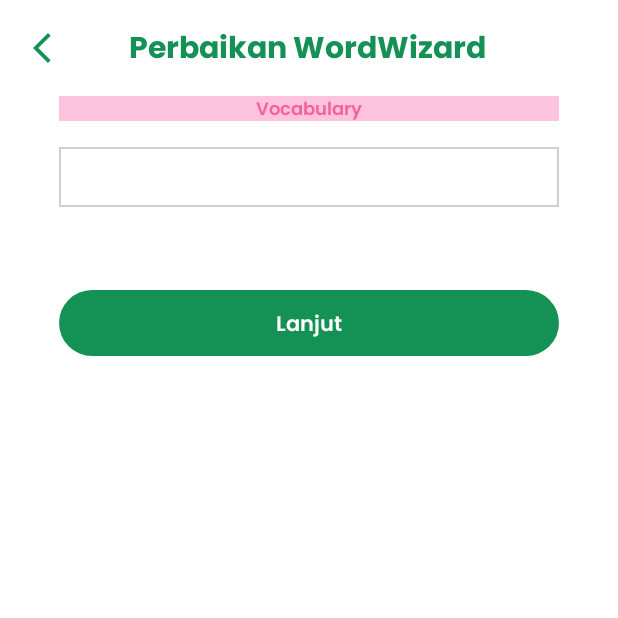
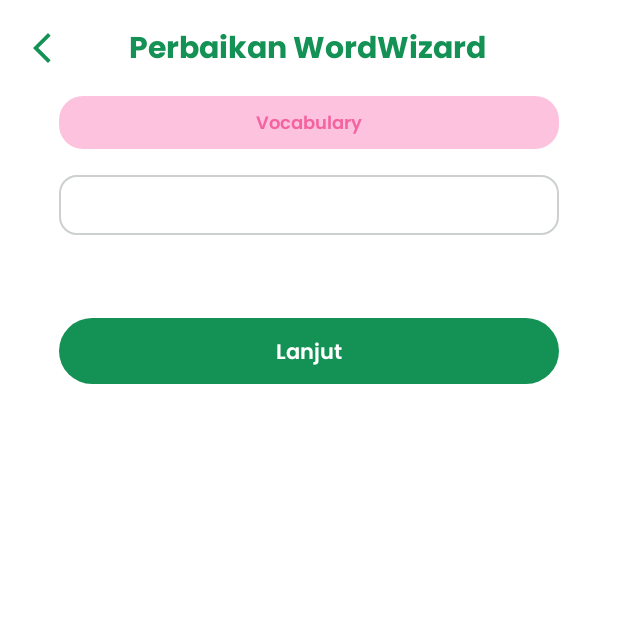
Before and after one commit to JamesKun21/lingoplay-app, an Android app built with Jetpack Compose: the composable ReportCardWordWizard called with empty values, on a phone screen of 412 x 824 dp, the top half of it. Run offline under Robolectric (Android 15) with nearby library versions, the phone set to English and light mode, and no system bars; our stand-ins replace Dagger/Hilt's generated code.

Commit message:
Fix: Report card word wizard

```diff
--- a/app/src/main/java/com/alexius/talktale/presentation/common/StoryCard.kt
+++ b/app/src/main/java/com/alexius/talktale/presentation/common/StoryCard.kt
@@ -20,6 +20,7 @@
 import androidx.compose.ui.Alignment
 import androidx.compose.ui.Modifier
 import androidx.compose.ui.draw.clip
+import androidx.compose.ui.layout.ContentScale
 import androidx.compose.ui.res.painterResource
 import androidx.compose.ui.text.font.FontWeight
 import androidx.compose.ui.tooling.preview.Preview
@@ -62,7 +63,8 @@
                 modifier = modifier
                     .size(70.dp)
                     .clip(CircleShape),
-                contentDescription = null
+                contentDescription = null,
+                contentScale = ContentScale.Crop
             )
 
             Spacer(modifier = modifier.width(12.dp))
--- a/app/src/main/java/com/alexius/talktale/presentation/report_card/ReportCardViewModel.kt
+++ b/app/src/main/java/com/alexius/talktale/presentation/report_card/ReportCardViewModel.kt
@@ -92,6 +92,8 @@
                 }
                 _listGrammarResponse.value = listResponseGrammar
                 _listVocabResponse.value = listResponseVocab
+                _uiStateGemini.value = UIState.Success("Success")
+                Log.d("ReportCardViewModel", "analyzeAnswers: ${listResponseGrammar.size} + ${listResponseVocab.size}")
             } catch (e: Exception) {
                 _uiStateGemini.value = UIState.Error(e.message ?: "Unknown error")
                 Log.d("ReportCardViewModel", "analyzeAnswers: ${e.message}")
--- a/app/src/main/java/com/alexius/talktale/presentation/report_card/components/ReportCardWordWIzard.kt
+++ b/app/src/main/java/com/alexius/talktale/presentation/report_card/components/ReportCardWordWIzard.kt
@@ -4,6 +4,7 @@
 import androidx.compose.foundation.border
 import androidx.compose.foundation.layout.Box
 import androidx.compose.foundation.layout.Column
+import androidx.compose.foundation.layout.Row
 import androidx.compose.foundation.layout.Spacer
 import androidx.compose.foundation.layout.fillMaxSize
 import androidx.compose.foundation.layout.fillMaxWidth
@@ -11,6 +12,7 @@
 import androidx.compose.foundation.layout.padding
 import androidx.compose.foundation.layout.systemBarsPadding
 import androidx.compose.foundation.rememberScrollState
+import androidx.compose.foundation.shape.RoundedCornerShape
 import androidx.compose.foundation.verticalScroll
 import androidx.compose.material3.HorizontalDivider
 import androidx.compose.material3.MaterialTheme
@@ -22,11 +24,13 @@
 import androidx.compose.ui.draw.clip
 import androidx.compose.ui.text.font.FontWeight
 import androidx.compose.ui.text.style.TextAlign
+import androidx.compose.ui.tooling.preview.Preview
 import androidx.compose.ui.unit.dp
 import com.alexius.core.domain.model.ReportCardAnalysis
 import com.alexius.talktale.presentation.assessment.components.HintText
 import com.alexius.talktale.presentation.common.MainButton
 import com.alexius.talktale.presentation.common.TopBarQuiz
+import com.alexius.talktale.presentation.home_screen.HomeScreen
 import com.alexius.talktale.ui.theme.Black
 import com.alexius.talktale.ui.theme.Blue
 import com.alexius.talktale.ui.theme.GreenAnswer
@@ -35,6 +39,7 @@
 import com.alexius.talktale.ui.theme.LightPink
 import com.alexius.talktale.ui.theme.Pink
 import com.alexius.talktale.ui.theme.RedError
+import com.alexius.talktale.ui.theme.TalkTaleTheme
 
 @Composable
 fun ReportCardWordWizard(
@@ -57,11 +62,13 @@
             modifier = modifier.fillMaxWidth().padding(innerPadding).padding(horizontal = 39.dp)
                 .verticalScroll(rememberScrollState())
         ) {
-            Box(
-                modifier = modifier.fillMaxWidth().background(color = if (isGrammar) LightBlue else LightPink).clip(
-                    MaterialTheme.shapes.large),
-                contentAlignment = Alignment.Center,
+            Row (
+                modifier = modifier.fillMaxWidth().height(35.dp).clip(
+                    MaterialTheme.shapes.large)
+                    .background(color = if (isGrammar) LightBlue else LightPink),
             ){
+                Box(modifier = modifier.fillMaxSize(),
+                    contentAlignment = Alignment.Center) {
                     Text(
                         text = if (isGrammar) "Grammar" else "Vocabulary",
                         textAlign = TextAlign.Center,
@@ -70,13 +77,13 @@
                         color = if (isGrammar) Blue else Pink,
                     )
                 }
+            }
 
             Spacer(modifier = modifier.height(17.dp))
 
-            Box(
+            Column(
                 modifier = modifier.fillMaxWidth()
-                    .border(width = 1.dp, color = Grey)
-                    .clip(MaterialTheme.shapes.large)
+                    .border(width = 1.dp, color = Grey, shape = MaterialTheme.shapes.medium)
                     .padding(20.dp)
             ){
                 analysisList.forEachIndexed { index, analysis ->
@@ -104,6 +111,7 @@
                             color = Black,
                             thickness = 1.dp
                         )
+                        Spacer(modifier = modifier.height(10.dp))
                     }
                 }
             }
@@ -118,3 +126,23 @@
         }
     }
 }
+
+@Preview(showBackground = true, backgroundColor = 0xFFFFFFFF)
+@Composable
+private fun Prev() {
+    TalkTaleTheme {
+        ReportCardWordWizard(
+
+            isGrammar = true,
+            analysisList = listOf(
+                ReportCardAnalysis(
+                    "I am a student",
+                    "I am a student",
+                    suggestion = "No suggestion"
+                )
+            ),
+            onBackClick = {},
+            onNextClick = {}
+        )
+    }
+}
--- a/core/src/main/java/com/alexius/core/domain/model/ReportCardAnalysis.kt
+++ b/core/src/main/java/com/alexius/core/domain/model/ReportCardAnalysis.kt
@@ -1,5 +1,8 @@
 package com.alexius.core.domain.model
 
+import kotlinx.serialization.Serializable
+
+@Serializable
 data class ReportCardAnalysis(
     val originalSentence: String,
     val correctedSentence: String,
```
Also changed, not shown: app/src/main/java/com/alexius/talktale/presentation/ProfileScreen.kt (added, +12 -0 lines), app/src/main/java/com/alexius/talktale/presentation/home_screen/HomeScreenViewModel.kt (+6 -2 lines), app/src/main/java/com/alexius/talktale/presentation/report_card/ReportCardScreen.kt (+26 -24 lines), app/src/main/java/com/alexius/talktale/presentation/report_card/components/EndReportCardScreen.kt (+17 -2 lines), app/src/main/java/com/alexius/talktale/presentation/report_card/components/ReportCardBridgeScreen.kt (+16 -1 lines), app/src/main/java/com/alexius/talktale/presentation/storyscape/StoryScapeViewModel.kt (+10 -5 lines), app/src/main/java/com/alexius/talktale/presentation/talktalenav/TalkTaleNavgraph.kt (+6 -1 lines), core/src/main/java/com/alexius/core/di/GeminiModule.kt (+3 -5 lines). Lines whose indentation alone changed are shown as unchanged.
